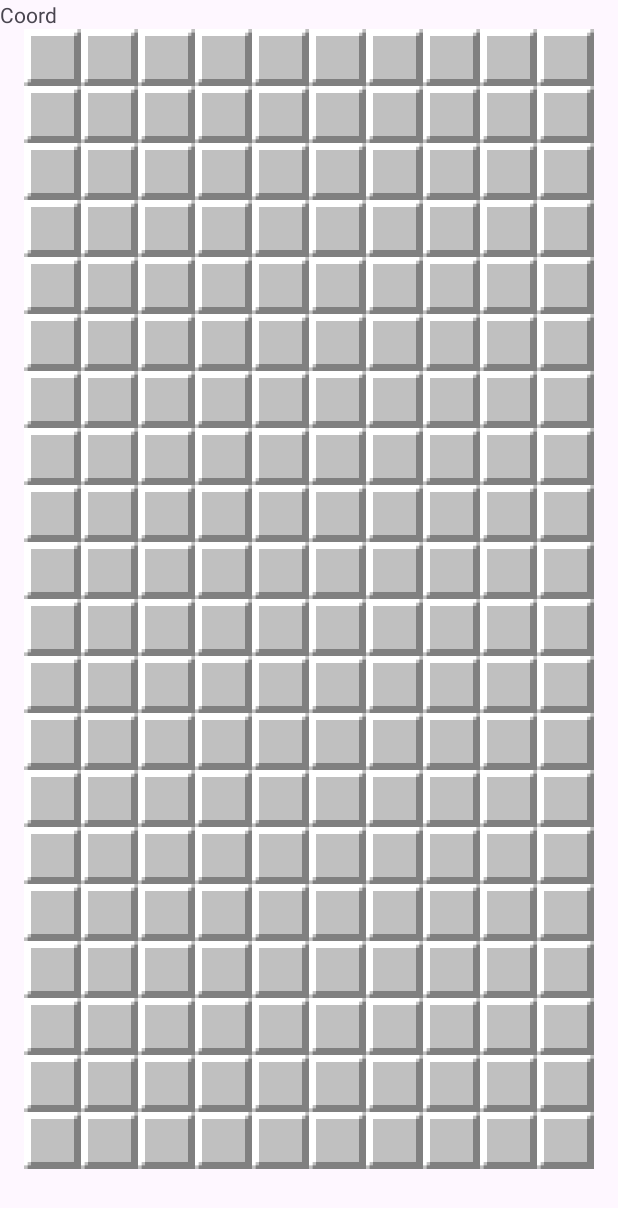
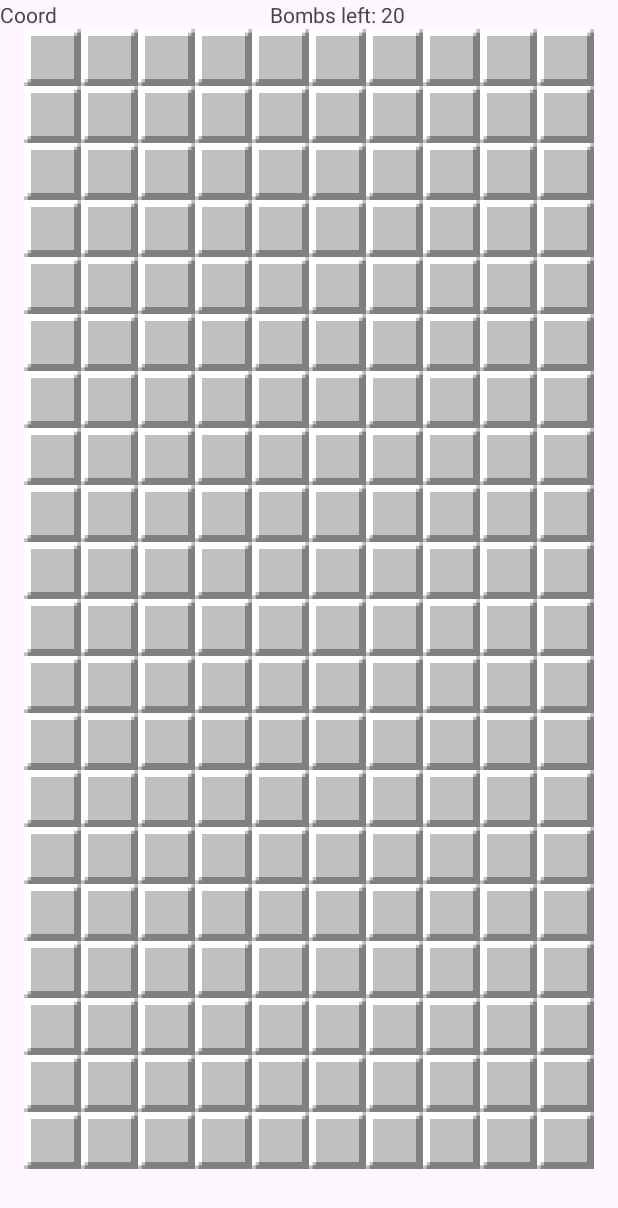
Before and after one commit to pro100ruslan4ik/minesweeper, an Android app: the screen it shows after launch (MainActivity), on a phone screen of 412 x 824 dp. Shown: the top 1208 px of the screen. Run offline under Robolectric (Android 15) with nearby library versions, the phone set to English and light mode, and no system bars.

Commit message:
Добавить счетчик оставшихся мин

```diff
--- a/app/src/main/java/com/rus/minesweeper/MainActivity.java
+++ b/app/src/main/java/com/rus/minesweeper/MainActivity.java
@@ -32,14 +32,20 @@ public class MainActivity extends AppCompatActivity
 
     private boolean isFirstClick = true;
     private boolean isGameOver = false;
-    private final Context context = this;
+
     private TextView coord_text_view;
+    private TextView bombs_left_text_view;
+
     private final int WIDTH = 10;
     private final int HEIGHT = 20;
-    private final int MINE_COUNT = 20;
+    private final int BOMB_COUNT = 20;
+
     private int countOfOpenedCells = 0;
+    private int flagCount = 0;
+
     private Button[][] cells;
     private CellContent[][] mineFieldCells;
+
     private boolean[][] openedCells;
     private boolean[][] flaggedCells;
 
@@ -55,7 +61,15 @@ public class MainActivity extends AppCompatActivity
             return insets;
         });
 
+        init();
+    }
+    void init()
+    {
         coord_text_view = findViewById(R.id.coord_text_view);
+
+        bombs_left_text_view = findViewById(R.id.bombs_left_text_view);
+        bombs_left_text_view.setText("Bombs left: " + BOMB_COUNT);
+
         makeCells();
         initializeBackgroundInCells();
     }
@@ -74,7 +88,7 @@ public class MainActivity extends AppCompatActivity
         int x;
         int y;
 
-        for (int currentMineCount = 0; currentMineCount < MINE_COUNT; currentMineCount++)
+        for (int currentMineCount = 0; currentMineCount < BOMB_COUNT; currentMineCount++)
         {
             do
             {
@@ -111,25 +125,7 @@ public class MainActivity extends AppCompatActivity
         return Integer.parseInt(((String) v.getTag()).split(",")[1]);
     }
 
-    void makeCells()
-    {
-        cells = new Button[HEIGHT][WIDTH];
-        mineFieldCells = new CellContent[HEIGHT][WIDTH];
-
-        GridLayout cellsLayout = (GridLayout) findViewById(R.id.CellsLayout);
-        cellsLayout.removeAllViews();
-        cellsLayout.setColumnCount(WIDTH);
-
-        for (int i = 0; i < HEIGHT; i++)
-            for (int j = 0; j < WIDTH; j++)
-            {
-                LayoutInflater inflater = (LayoutInflater) getApplicationContext()
-                        .getSystemService(Context.LAYOUT_INFLATER_SERVICE);
-                cells[i][j] = (Button) inflater.inflate(R.layout.cell, cellsLayout, false);
-                cells[i][j].setOnClickListener(new View.OnClickListener()
-            {
-                    @Override
-                    public void onClick(View v)
+    void onCellClick(View v)
     {
         Button tappedCell = (Button) v;
 
@@ -154,11 +150,8 @@ public class MainActivity extends AppCompatActivity
 
         coord_text_view.setText(tappedX + " " + tappedY);
     }
-                });
-                cells[i][j].setOnLongClickListener(new View.OnLongClickListener()
-                {
-                    @Override
-                    public boolean onLongClick(View v)
+
+    boolean onCellLongClick(View v)
     {
         if (isGameOver)
             return true;
@@ -173,21 +166,62 @@ public class MainActivity extends AppCompatActivity
             flaggedCells[tappedY][tappedX] = !flaggedCells[tappedY][tappedX];
 
             if (flaggedCells[tappedY][tappedX])
+            {
                 tappedCell.setBackground(ContextCompat.getDrawable(getApplicationContext(), R.drawable.flag));
+                flagCount++;
+            }
             else
             {
                 InputStream inputStream = getResources().openRawResource(R.raw.untouched);
                 Drawable untouchedDrawable = Drawable.createFromStream(inputStream, null);
 
                 tappedCell.setBackground(untouchedDrawable);
+                flagCount--;
             }
+
+            int bombsLeft = Math.max((BOMB_COUNT - flagCount), 0);
+            bombs_left_text_view.setText("Bombs left: " + bombsLeft);
         }
 
 
         coord_text_view.setText(String.valueOf(mineFieldCells[tappedY][tappedX]));
         return true;
     }
+
+    void makeCells()
+    {
+        cells = new Button[HEIGHT][WIDTH];
+        mineFieldCells = new CellContent[HEIGHT][WIDTH];
+
+        GridLayout cellsLayout = (GridLayout) findViewById(R.id.CellsLayout);
+        cellsLayout.removeAllViews();
+        cellsLayout.setColumnCount(WIDTH);
+
+        for (int i = 0; i < HEIGHT; i++)
+            for (int j = 0; j < WIDTH; j++)
+            {
+                LayoutInflater inflater = (LayoutInflater) getApplicationContext()
+                        .getSystemService(Context.LAYOUT_INFLATER_SERVICE);
+                cells[i][j] = (Button) inflater.inflate(R.layout.cell, cellsLayout, false);
+
+                cells[i][j].setOnClickListener(new View.OnClickListener()
+                {
+                    @Override
+                    public void onClick(View v)
+                    {
+                        onCellClick(v);
+                    }
                 });
+
+                cells[i][j].setOnLongClickListener(new View.OnLongClickListener()
+                {
+                    @Override
+                    public boolean onLongClick(View v)
+                    {
+                        return onCellLongClick(v);
+                    }
+                });
+
                 cells[i][j].setTag(i + "," + j);
                 cellsLayout.addView(cells[i][j]);
             }
@@ -247,6 +281,7 @@ public class MainActivity extends AppCompatActivity
                         cells[i][j].setBackground(ContextCompat.getDrawable(getApplicationContext(),R.drawable.untouched_mine));
                     }
                 }
+            bombs_left_text_view.setText("Bombs left: 0");
             showWinDialog();
         }
     }
@@ -376,7 +411,7 @@ public class MainActivity extends AppCompatActivity
                 throw new Exception("Error: Incorrect count of mine neighbours");
 
         }
-        if (countOfOpenedCells == WIDTH * HEIGHT - MINE_COUNT)
+        if (countOfOpenedCells == WIDTH * HEIGHT - BOMB_COUNT)
             win();
     }
 
@@ -392,6 +427,7 @@ public class MainActivity extends AppCompatActivity
 
         return flagCounter;
     }
+
     int countMines(ArrayList<Button> neighbours)
     {
         int mineCounter = 0;
@@ -404,6 +440,7 @@ public class MainActivity extends AppCompatActivity
 
         return mineCounter;
     }
+
     ArrayList<Button> makeNeighboursList(int x, int y)
     {
         ArrayList<Button> neighbours = new ArrayList<>();
@@ -434,5 +471,4 @@ public class MainActivity extends AppCompatActivity
         }
         return neighbours;
     }
-
 }
--- a/app/src/main/res/layout/activity_main.xml
+++ b/app/src/main/res/layout/activity_main.xml
@@ -9,14 +9,23 @@
     android:orientation="vertical">
 
     <LinearLayout
+        android:orientation="horizontal"
         android:layout_width="match_parent"
         android:layout_height="wrap_content">
 
         <TextView
             android:layout_width="wrap_content"
             android:layout_height="wrap_content"
+            android:layout_weight="1"
             android:text="Coord"
             android:id="@+id/coord_text_view"/>
+
+        <TextView
+            android:layout_width="wrap_content"
+            android:layout_height="wrap_content"
+            android:layout_weight="1"
+            android:text="Bombs left"
+            android:id="@+id/bombs_left_text_view"/>
 
 
     </LinearLayout>
```
Lines whose indentation alone changed are shown as unchanged.
